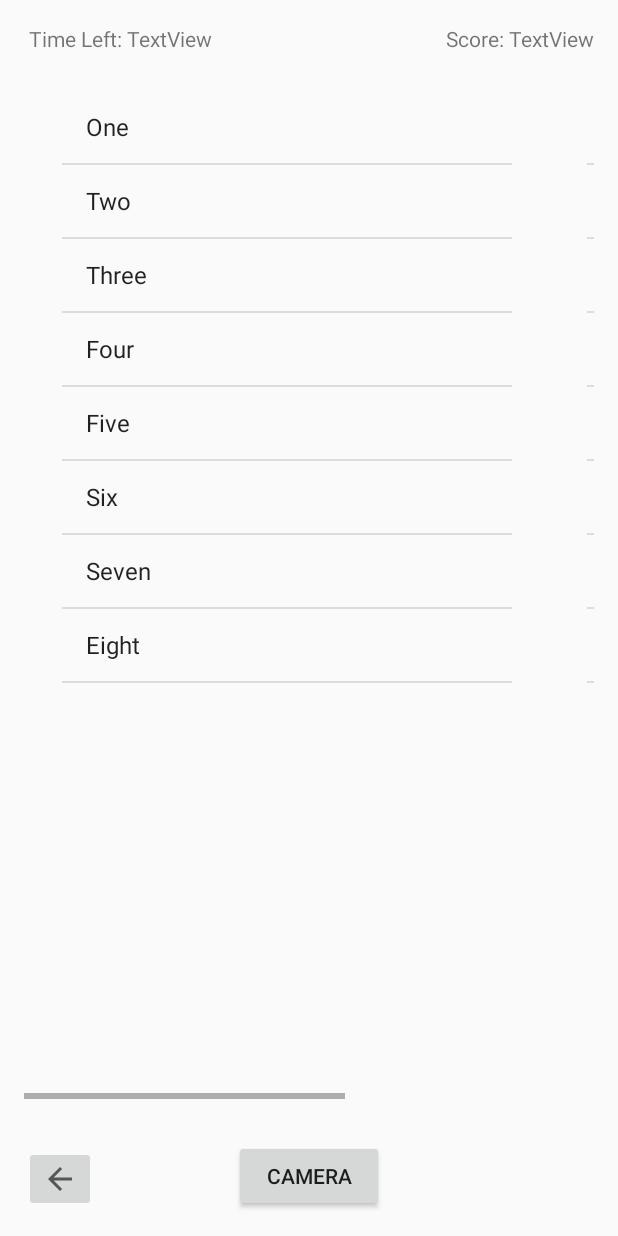
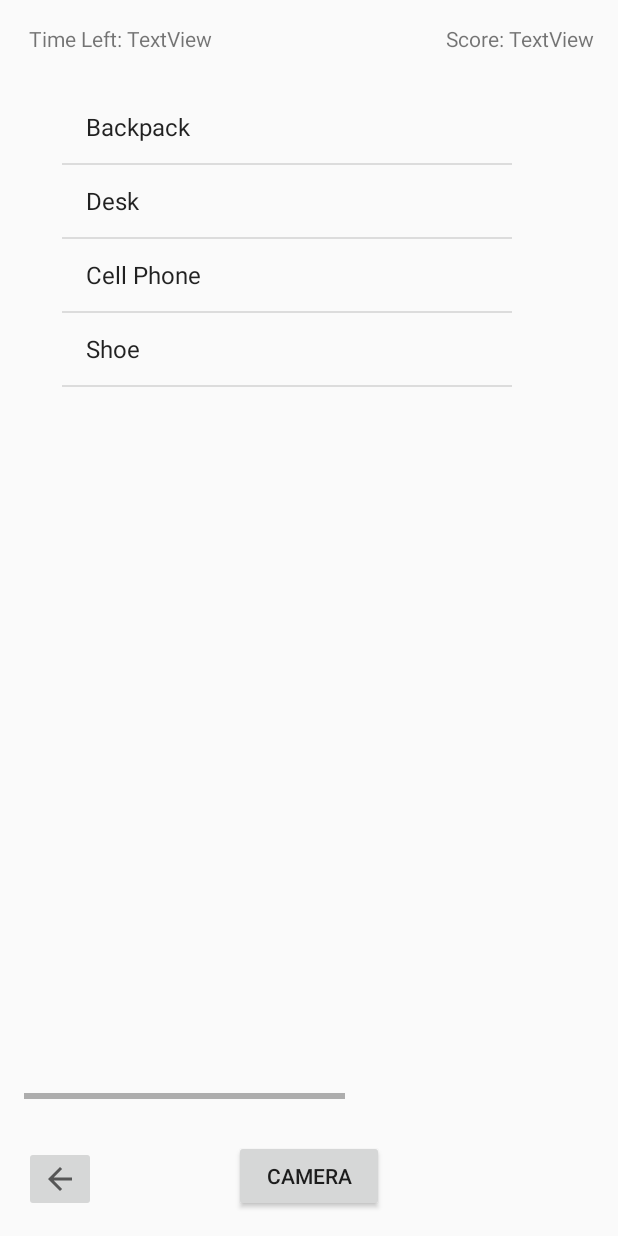
Before and after one commit to mariots/Vulture, an Android app: the GameLobbyActivity screen opened directly, with no data from a screen before it, after a tap on "READY", on a phone screen of 412 x 824 dp. Run offline under Robolectric (Android 15) with nearby library versions, the phone set to English and light mode, and no system bars.

Commit message:
Updated In game and game lobby to adapt the list size and items

```diff
--- a/app/src/main/java/com/hone/vulture/GameLobbyActivity.java
+++ b/app/src/main/java/com/hone/vulture/GameLobbyActivity.java
@@ -5,7 +5,12 @@ import android.support.v7.app.AppCompatActivity;
 import android.os.Bundle;
 import android.view.View;
 
+import java.util.ArrayList;
+import java.util.List;
+
 public class GameLobbyActivity extends AppCompatActivity implements View.OnClickListener {
+
+    ArrayList<String> myItemList = new ArrayList<String>();                                         //Create item list
 
     @Override
     protected void onCreate(Bundle savedInstanceState) {
@@ -14,12 +19,43 @@ public class GameLobbyActivity extends AppCompatActivity implements View.OnClick
         findViewById(R.id.AddFriendButton).setOnClickListener(this);
         findViewById(R.id.ReadyButton).setOnClickListener(this);
         findViewById(R.id.QuitButton).setOnClickListener(this);
+
+        String ItemOne = "Backpack";                                                                     //Placeholders
+        String ItemTwo = "Desk";                                                                     //In real case use getExtra to retrieve the items for the list
+        String ItemThree = "Cell Phone";
+        String ItemFour = "Shoe";
+        String ItemFive = "Five";
+        String ItemSix = "Six";
+        String ItemSeven = "Seven";
+        String ItemEight = "Eight";
+
+        String PlayerOne = "Andrew";                                                                //Placeholders
+        String PlayerTwo = "Alex";                                                                  //In real case use getExtra to retrieve the items for the list
+        String PlayerThree = "Dian";
+        String PlayerFour = "Halen";
+        String PlayerFive = "Mario";
+        String PlayerSix = "Bob";
+        String PlayerSeven = "James";
+        String PlayerEight = "John";
+
+        String itemDatabase [] = {ItemOne, ItemTwo, ItemThree, ItemFour, ItemFive, ItemSix, ItemSeven, ItemEight};
+
+        Intent previousIntent = getIntent();
+        //Integer numberOfItems = previousIntent.getIntExtra("NUMBER_OF_ITEMS", 0);
+
+        Integer numberOfItems = 4;
+
+        for(int i = 0; i < numberOfItems; i++){
+            myItemList.add(itemDatabase[i]);
+        }
+
     }
 
     @Override
     public void onClick(View view) {
         if (view.getId() == R.id.ReadyButton) {
             Intent intent = new Intent(this, InGameActivity.class);//Intent to Start a Game
+            intent.putStringArrayListExtra("ITEM_LIST", myItemList);
             startActivity(intent);
         }
         if (view.getId() == R.id.QuitButton) {
--- a/app/src/main/java/com/hone/vulture/InGameActivity.java
+++ b/app/src/main/java/com/hone/vulture/InGameActivity.java
@@ -6,6 +6,9 @@ import android.os.Bundle;
 import android.view.View;
 import android.widget.ArrayAdapter;
 import android.widget.ListView;
+
+import java.util.ArrayList;
+import java.util.List;
 
 public class InGameActivity extends AppCompatActivity implements View.OnClickListener {
 
@@ -16,51 +19,36 @@ public class InGameActivity extends AppCompatActivity implements View.OnClickLis
 
         findViewById(R.id.camera_button).setOnClickListener(this);
 
-        String ItemOne = "One";         //Placeholders
-        String ItemTwo = "Two";         //In real case use getExtra to retrieve the items for the list
-        String ItemThree = "Three";
-        String ItemFour = "Four";
-        String ItemFive = "Five";
-        String ItemSix = "Six";
-        String ItemSeven = "Seven";
-        String ItemEight = "Eight";
+        Intent previousIntent = getIntent();                                                        //get intent
+        ArrayList<String> myItemList = previousIntent.getStringArrayListExtra("ITEM_LIST");         //get item list from game lobby activity
+        Integer VerifiedItem = previousIntent.getIntExtra("VerifiedItem", 0);                       //check verified flag from camera activity
 
-        String PlayerOne = "Andrew";         //Placeholders
-        String PlayerTwo = "Alex";         //In real case use getExtra to retrieve the items for the list
-        String PlayerThree = "Dian";
-        String PlayerFour = "Halen";
-        String PlayerFive = "Mario";
-        String PlayerSix = "Bob";
-        String PlayerSeven = "James";
-        String PlayerEight = "John";
-
-        String[] myItemList = {ItemOne, ItemTwo, ItemThree, ItemFour, ItemFive, ItemSix, ItemSeven, ItemEight};
-
-        ArrayAdapter<String> itemAdapter = new
+        ArrayAdapter<String> itemAdapter = new                                                      //adapter for item list
                 ArrayAdapter<String>(this, android.R.layout.simple_list_item_1, myItemList);
 
-        ListView myList = (ListView)
+        ListView myList = (ListView)                                                                //Set ListView contents for item list
                 findViewById(R.id.ItemList);
                 myList.setAdapter(itemAdapter);
 
-        String[] myPlayerList = {PlayerOne, PlayerTwo, PlayerThree, PlayerFour, PlayerFive, PlayerSix, PlayerSeven, PlayerEight};
+        List<String> myPlayerList = new ArrayList<String>();                                        //Create player list
 
-        ArrayAdapter<String> playerAdapter = new
+        ArrayAdapter<String> playerAdapter = new                                                    //adapter for player list
                 ArrayAdapter<String>(this, android.R.layout.simple_list_item_1, myPlayerList);
 
-        ListView playerList = (ListView)
+        ListView playerList = (ListView)                                                            //Set ListView contents for player list
                 findViewById(R.id.PlayerList);
                 playerList.setAdapter(playerAdapter);
     }
 
     public void onClick(View view) {
         if (view.getId() == R.id.camera_button) {
-            Intent intent = new Intent(this, CameraActivity.class);   //Intent to Camera Screen
+            Intent intent = new Intent(this, CameraActivity.class);                                 //Intent to Camera Screen
             startActivity(intent);
         }
 
         if (view.getId() == R.id.exit_button) {
-            //Intent intent = new Intent(this, ExitGame)
+            Intent intent = new Intent(this, MainMenuActivity.class);                               //Intent to Camera Screen
+            startActivity(intent);
         }
     }
 }
```
